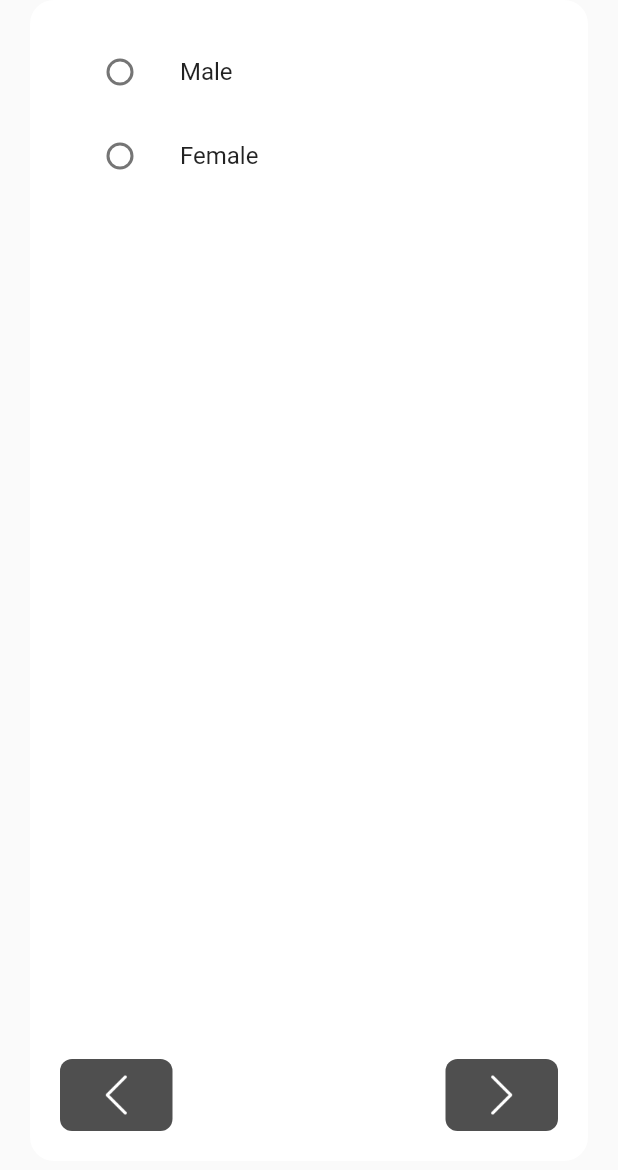
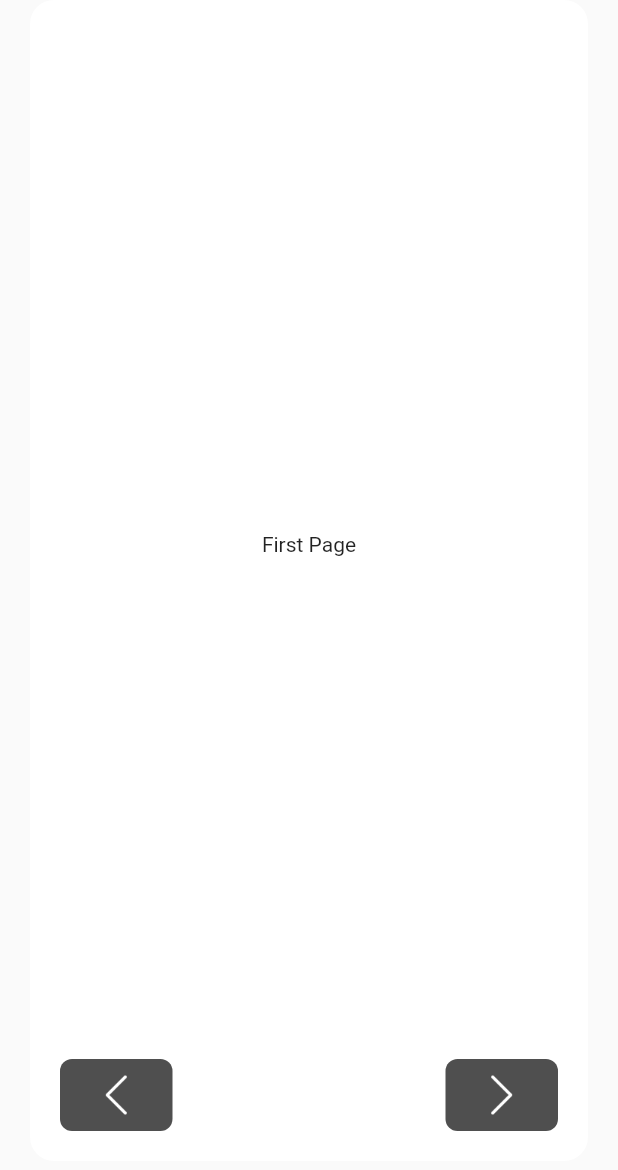
Before and after one commit to ruIlyaKiselev/flutter_carbolator, a Flutter app: what whiteBoxContent() shows on an empty page, opened directly, on a phone screen of 412 x 824 dp. Shown: the top 1170 px of the screen. Run offline on Flutter 3.47's test engine with Material 2 defaults, Android fonts, the phone set to English and light mode, and no system bars; our stand-ins replace fluttertoast; project files that could hold a hidden picture were left out.

Commit message:
add little pageView to GameWidget for demonstration and testing

```diff
--- a/lib/ui/GameScreen/game_page.dart
+++ b/lib/ui/GameScreen/game_page.dart
@@ -74,7 +74,7 @@ Widget whiteBoxContent() {
       ),
       child: Column(
         children: [
-          Expanded(child: OneAnswerItem(),),
+          const Expanded(child: ExamplePageView()),
           bottomButtons()
         ],
       ),
@@ -115,3 +115,27 @@ Widget bottomButtons() {
     ],
   );
 }
+
+class ExamplePageView extends StatelessWidget {
+  const ExamplePageView({Key? key}) : super(key: key);
+
+  @override
+  Widget build(BuildContext context) {
+    final PageController controller = PageController(initialPage: 0);
+    return PageView(
+      scrollDirection: Axis.horizontal,
+      controller: controller,
+      children: const <Widget>[
+        Center(
+          child: Text('First Page'),
+        ),
+        Center(
+          child: Text('Second Page'),
+        ),
+        Center(
+          child: Text('Third Page'),
+        )
+      ],
+    );
+  }
+}
```
